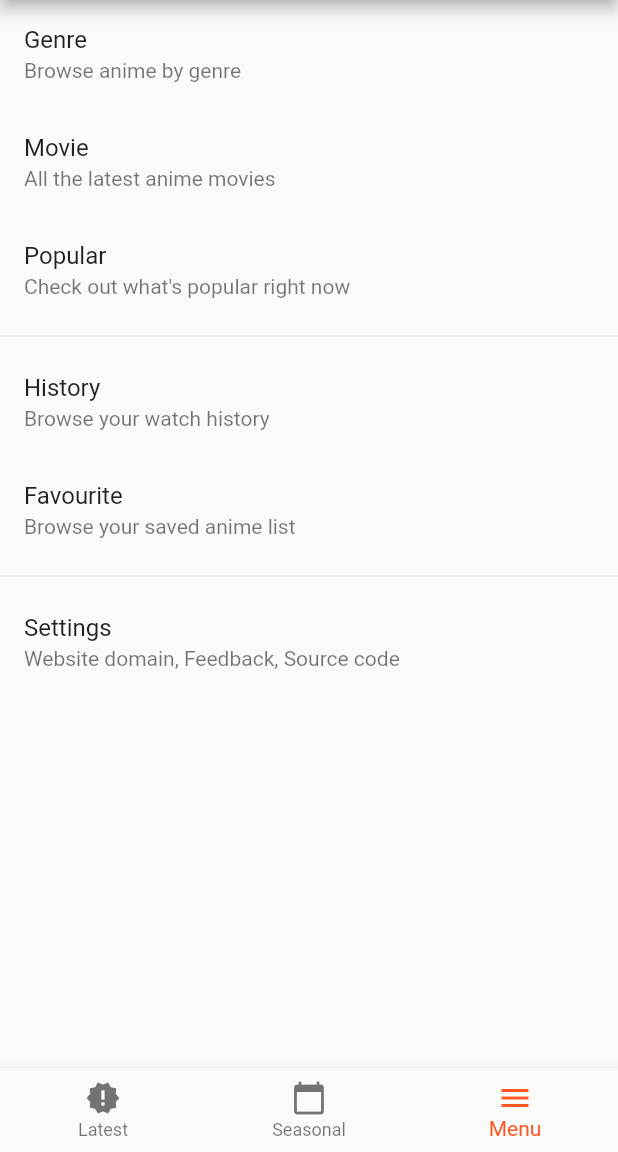
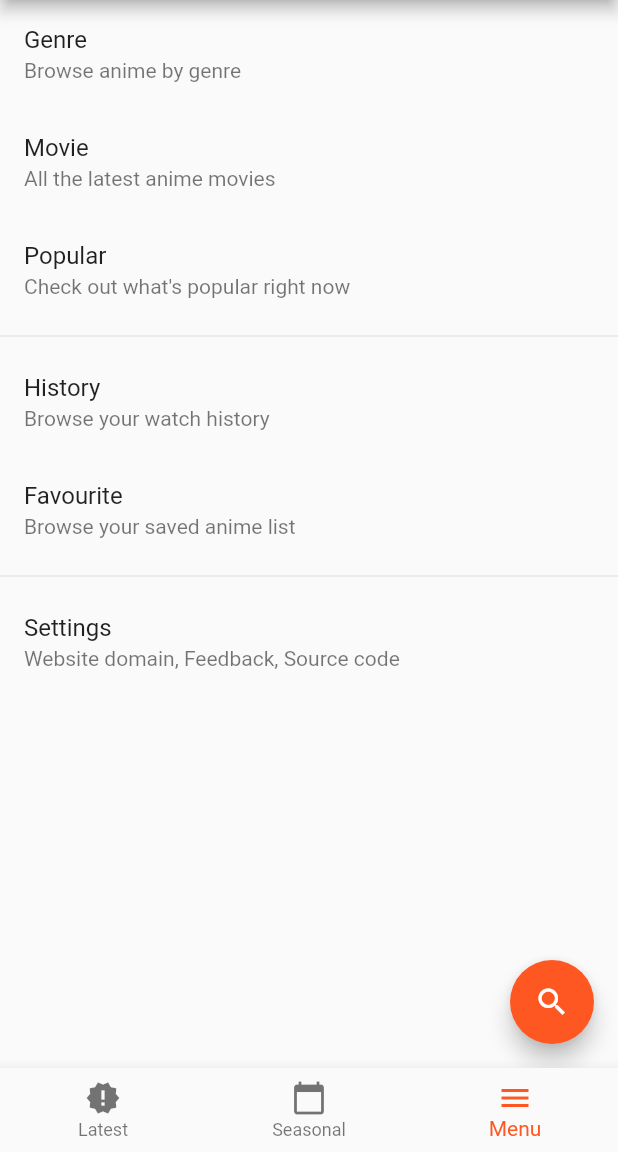
Before and after one commit to HQAnime/AnimeGo-Re, a Flutter app: the screen it shows after launch, item 3 of the bottom bar chosen, on a phone screen of 412 x 824 dp, the part 84-1236 px from its top. Run offline on Flutter 3.47's test engine with Material 2 defaults, Android fonts, the phone set to English and light mode, and no system bars.

Commit message:
fab is added for the menu

```diff
--- a/AnimeGo/lib/ui/page/AnimeMenu.dart
+++ b/AnimeGo/lib/ui/page/AnimeMenu.dart
@@ -52,8 +52,15 @@ class _AnimeMenuState extends State<AnimeMenu> {
             subtitle: Text('Website domain, Feedback, Source code'),
             onTap: () {},
           ),
+          SizedBox(
+            height: 64,
+          ),
         ],
-      )
+      ),
+      floatingActionButton: FloatingActionButton(
+        child: Icon(Icons.search),
+        onPressed: () {},
+      ),
     );
   }
 }
```
